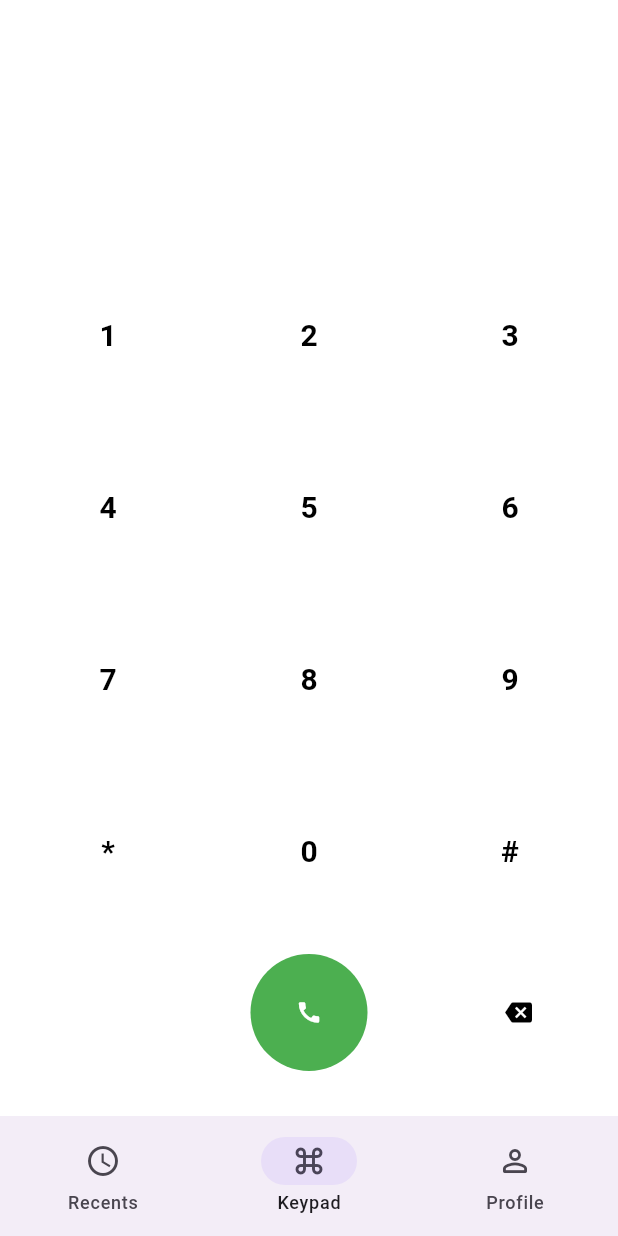
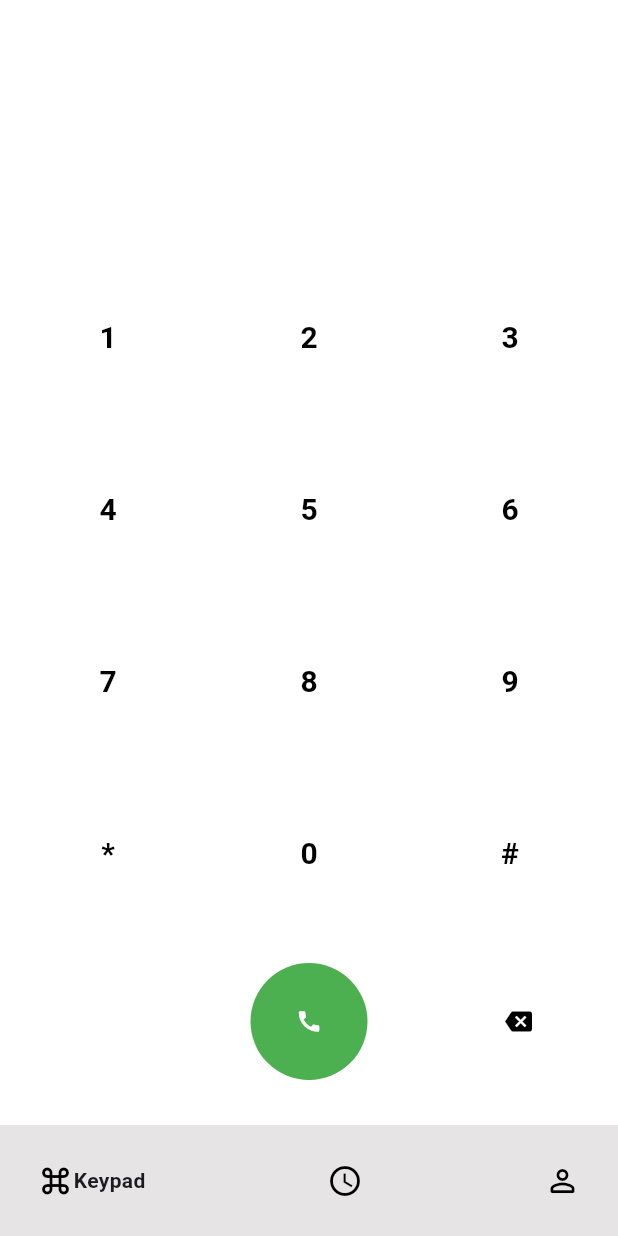
Before and after one commit to Yesunkhast/Never_404, a Flutter app: the screen it shows after launch, on a phone screen of 412 x 824 dp. Run offline on Flutter 3.47's test engine with Material 3 defaults, Android fonts, the phone set to English and light mode, and no system bars; drawn by our look-alikes of google_nav_bar.

Commit message:
added new bas and some little feature

```diff
--- a/lib/widgets/Home.dart
+++ b/lib/widgets/Home.dart
@@ -3,6 +3,7 @@ import 'package:not_found_404/widgets/Profile.dart';
 
 import 'Keypad.dart';
 import 'package:flutter/material.dart';
+import 'package:google_nav_bar/google_nav_bar.dart';
 
 // ignore: must_be_immutable
 class Home extends StatefulWidget {
@@ -13,36 +14,61 @@ class Home extends StatefulWidget {
 }
 
 class _HomeState extends State<Home> {
-  int currentPageIndex = 1;
+  int currentPageIndex = 0;
+
+  void goToPage(index) {
+    setState(() {
+      currentPageIndex = index;
+    });
+  }
+
+  List _pages = [
+    const PhoneKeypad(),
+    Contact(),
+    Profile(),
+  ];
 
   @override
   Widget build(BuildContext context) {
     return Scaffold(
       backgroundColor: const Color.fromARGB(255, 230, 228, 228),
-      body: <Widget>[
-        Contact(),
-        PhoneKeypad(),
-        Profile(),
-      ][currentPageIndex],
-      bottomNavigationBar: NavigationBar(
-        onDestinationSelected: (int index) {
-          setState(() {
-            currentPageIndex = index;
-          });
-        },
-        // indicatorColor: Colors.amber,
-        selectedIndex: currentPageIndex,
-        destinations: const <Widget>[
-          NavigationDestination(
-              icon: Icon(Icons.access_time), label: 'Recents'),
-          NavigationDestination(
-            icon: Icon(Icons.keyboard_command_key_rounded),
-            label: 'Keypad',
+      body: _pages[currentPageIndex],
+      bottomNavigationBar: GNav(
+        onTabChange: (index) => goToPage(index),
+        tabs: [
+          GButton(
+            icon: Icons.keyboard_command_key_rounded,
+            text: 'Keypad',
           ),
-          NavigationDestination(
-              icon: Icon(Icons.person_outline_rounded), label: 'Profile'),
+          GButton(
+            icon: Icons.access_time,
+            text: 'Recents',
+          ),
+          GButton(
+            icon: Icons.person_outline_rounded,
+            text: 'Profile',
+          ),
         ],
       ),
+      // NavigationBar(
+      //   onDestinationSelected: (int index) {
+      //     setState(() {
+      //       currentPageIndex = index;
+      //     });
+      //   },
+      //   // indicatorColor: Colors.amber,
+      //   selectedIndex: currentPageIndex,
+      //   destinations: const <Widget>[
+      //     NavigationDestination(
+      //         icon: Icon(Icons.access_time), label: 'Recents'),
+      //     NavigationDestination(
+      //       icon: Icon(Icons.keyboard_command_key_rounded),
+      //       label: 'Keypad',
+      //     ),
+      //     NavigationDestination(
+      //         icon: Icon(Icons.person_outline_rounded), label: 'Profile'),
+      //   ],
+      // ),
     );
   }
 }
--- a/pubspec.yaml
+++ b/pubspec.yaml
@@ -34,6 +34,8 @@ dependencies:
   # The following adds the Cupertino Icons font to your application.
   # Use with the CupertinoIcons class for iOS style icons.
   cupertino_icons: ^1.0.6
+  # record: ^5.0.5
+  # audioplayers: ^6.0.0
 
 dev_dependencies:
   flutter_test:
@@ -45,6 +47,7 @@ dev_dependencies:
   # package. See that file for information about deactivating specific lint
   # rules and activating additional ones.
   flutter_lints: ^3.0.0
+  google_nav_bar: ^5.0.6
 
 # For information on the generic Dart part of this file, see the
 # following page: https://dart.dev/tools/pub/pubspec
```
Also changed, not shown: lib/widgets/Calling.dart (added, +219 -0 lines), lib/widgets/Keypad.dart (+53 -6 lines), pubspec.lock, 14 other files.
